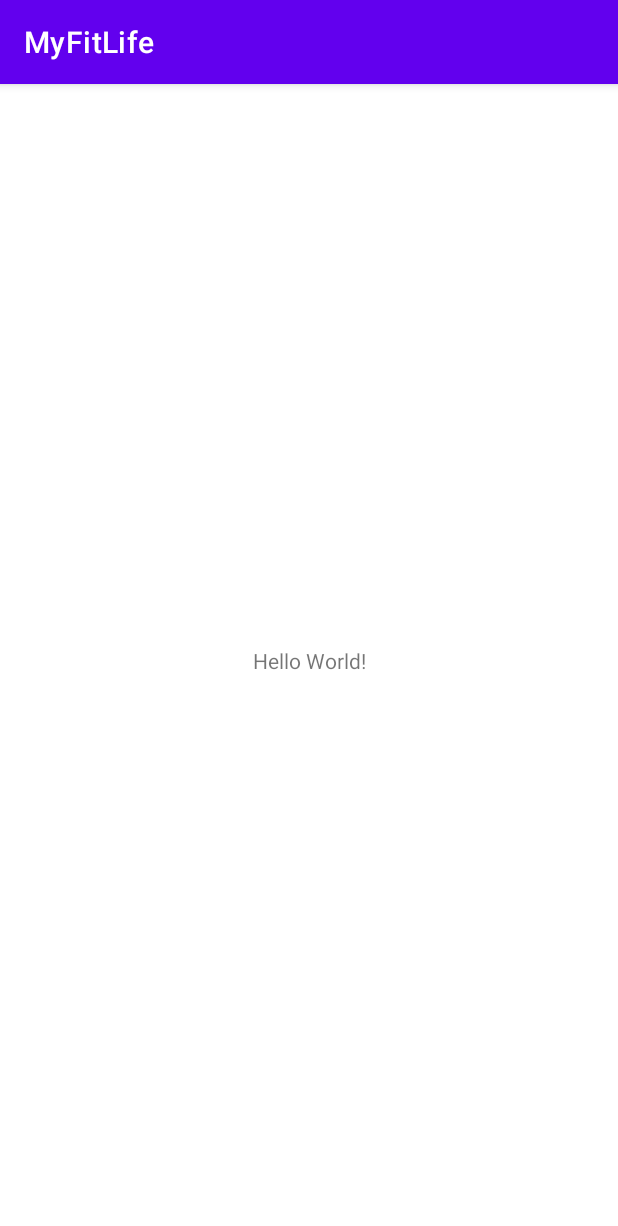
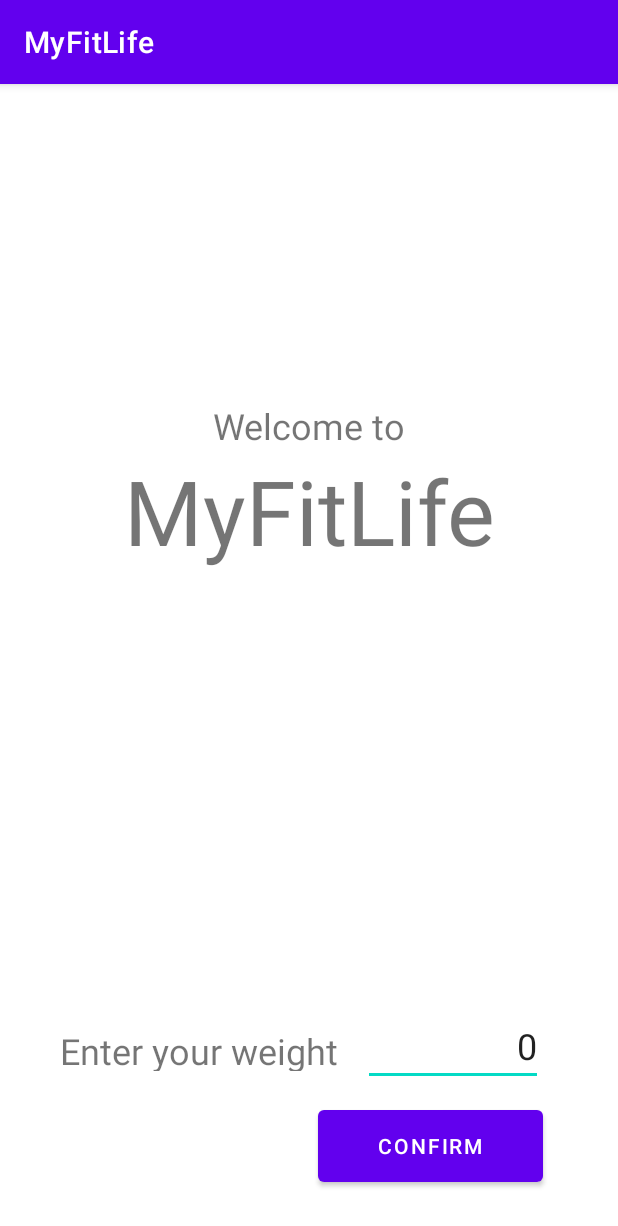
Before and after one commit to MatOldham/App-Programming-Project, an Android app: the screen it shows after launch (MainActivity), on a phone screen of 412 x 824 dp. Shown: the top 1226 px of the screen. Run offline under Robolectric (Android 15) with nearby library versions, the phone set to English and light mode, and no system bars.

Commit message:
add new views

```diff
--- a/app/src/main/res/layout/activity_main.xml
+++ b/app/src/main/res/layout/activity_main.xml
@@ -7,12 +7,60 @@
     tools:context=".MainActivity">
 
     <TextView
+        android:id="@+id/textView"
         android:layout_width="wrap_content"
         android:layout_height="wrap_content"
-        android:text="Hello World!"
+        android:text="Welcome to"
+        android:textSize="24sp"
+        app:layout_constraintBottom_toTopOf="@+id/textView2"
+        app:layout_constraintEnd_toEndOf="parent"
+        app:layout_constraintStart_toStartOf="parent" />
+
+    <TextView
+        android:id="@+id/textView2"
+        android:layout_width="wrap_content"
+        android:layout_height="wrap_content"
+        android:layout_marginBottom="200dp"
+        android:text="MyFitLife"
+        android:textSize="60sp"
         app:layout_constraintBottom_toBottomOf="parent"
         app:layout_constraintEnd_toEndOf="parent"
         app:layout_constraintStart_toStartOf="parent"
         app:layout_constraintTop_toTopOf="parent" />
 
+    <TextView
+        android:id="@+id/textView6"
+        android:layout_width="200dp"
+        android:layout_height="30dp"
+        android:layout_marginStart="40dp"
+        android:layout_marginBottom="20dp"
+        android:text="Enter your weight"
+        android:textSize="24sp"
+        app:layout_constraintBottom_toTopOf="@+id/button3"
+        app:layout_constraintStart_toStartOf="parent" />
+
+    <Button
+        android:id="@+id/button3"
+        android:layout_width="150dp"
+        android:layout_height="60dp"
+        android:layout_marginEnd="50dp"
+        android:layout_marginBottom="30dp"
+        android:text="Confirm"
+        app:layout_constraintBottom_toBottomOf="parent"
+        app:layout_constraintEnd_toEndOf="parent" />
+
+    <EditText
+        android:id="@+id/editTextText2"
+        android:layout_width="120dp"
+        android:layout_height="wrap_content"
+        android:layout_marginEnd="50dp"
+        android:layout_marginBottom="10dp"
+        android:ems="10"
+        android:inputType="text"
+        android:text="0"
+        android:textAlignment="textEnd"
+        android:textSize="24dp"
+        app:layout_constraintBottom_toTopOf="@+id/button3"
+        app:layout_constraintEnd_toEndOf="parent" />
+
 </androidx.constraintlayout.widget.ConstraintLayout>
```
Also changed, not shown: app/src/main/AndroidManifest.xml (+9 -0 lines), app/src/main/java/edu/utsa/cs3443/myfitlife/Receipt.java (added, +14 -0 lines), app/src/main/java/edu/utsa/cs3443/myfitlife/WorkoutDetail.java (added, +14 -0 lines), app/src/main/java/edu/utsa/cs3443/myfitlife/WorkoutList.java (added, +14 -0 lines), app/src/main/res/layout/activity_receipt.xml (added, +31 -0 lines), app/src/main/res/layout/activity_workout_detail.xml (added, +76 -0 lines), app/src/main/res/layout/activity_workout_list.xml (added, +76 -0 lines).
